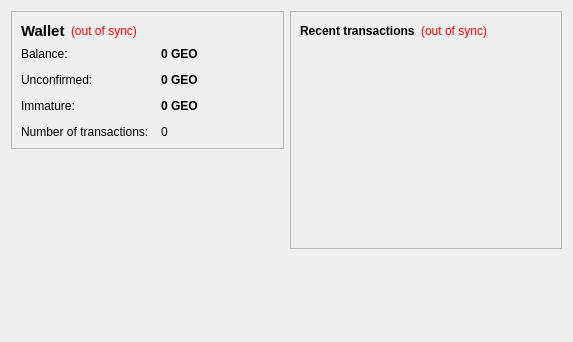
grifcoin/grifcoin, file src/qt/forms/overviewpage.ui: the form before one commit.
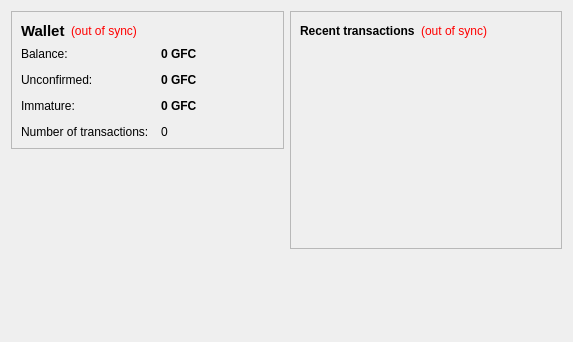
The form after the commit.

The edit to the form file:
```diff
--- a/src/qt/forms/overviewpage.ui
+++ b/src/qt/forms/overviewpage.ui
@@ -105,7 +105,7 @@
              <string>Your current balance</string>
             </property>
             <property name="text">
-             <string notr="true">0 GEO</string>
+             <string notr="true">0 GFC</string>
             </property>
             <property name="textInteractionFlags">
              <set>Qt::LinksAccessibleByMouse|Qt::TextSelectableByKeyboard|Qt::TextSelectableByMouse</set>
@@ -134,7 +134,7 @@
              <string>Total of transactions that have yet to be confirmed, and do not yet count toward the current balance</string>
             </property>
             <property name="text">
-             <string notr="true">0 GEO</string>
+             <string notr="true">0 GFC</string>
             </property>
             <property name="textInteractionFlags">
              <set>Qt::LinksAccessibleByMouse|Qt::TextSelectableByKeyboard|Qt::TextSelectableByMouse</set>
@@ -177,7 +177,7 @@
              <string>Mined balance that has not yet matured</string>
             </property>
             <property name="text">
-             <string notr="true">0 GEO</string>
+             <string notr="true">0 GFC</string>
             </property>
             <property name="textInteractionFlags">
              <set>Qt::LinksAccessibleByMouse|Qt::TextSelectableByKeyboard|Qt::TextSelectableByMouse</set>
```
